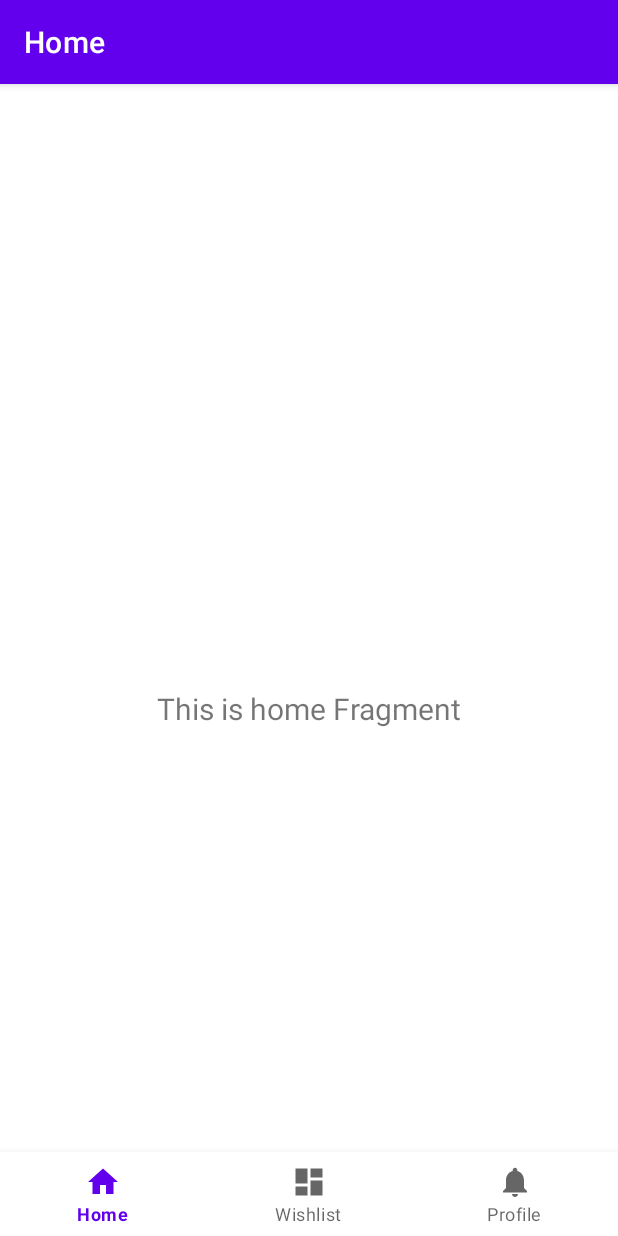
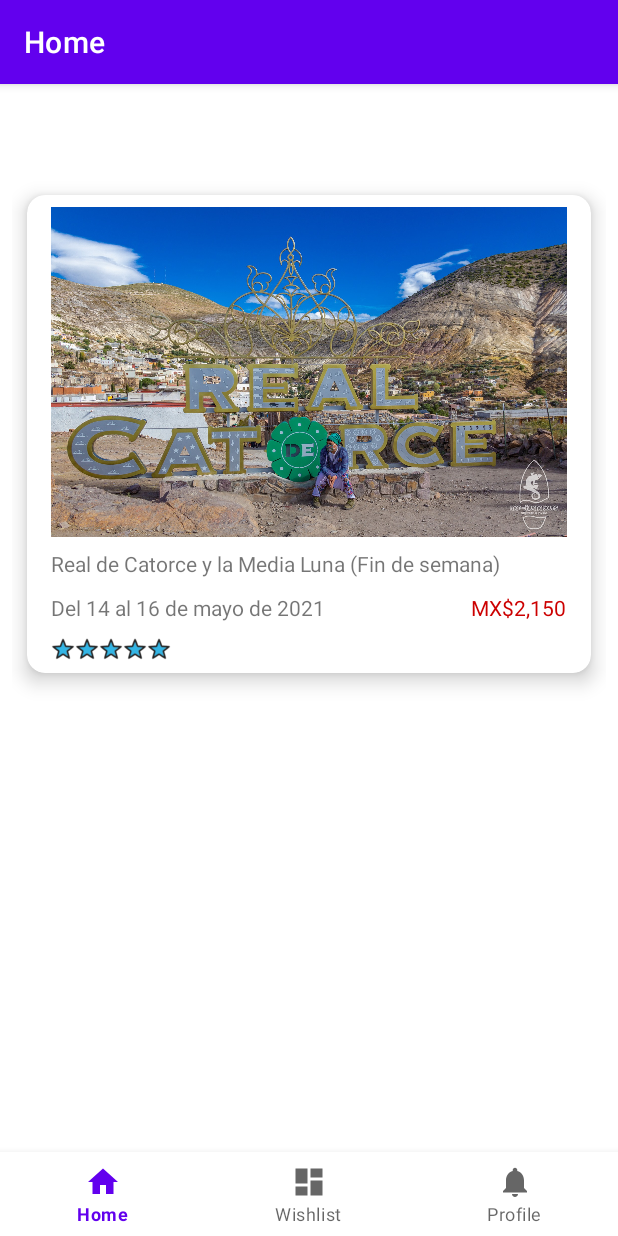
Before and after one commit to Edgar242/MarIguanApp, an Android app: the screen it shows after launch (MainActivity), on a phone screen of 412 x 824 dp. Run offline under Robolectric (Android 15) with nearby library versions, the phone set to English and light mode, and no system bars; our stand-ins replace navigation-ui.

Commit message:
Show tour example

```diff
--- a/app/src/main/java/com/mar_iguana/tours/adapters/TourAdapter.kt
+++ b/app/src/main/java/com/mar_iguana/tours/adapters/TourAdapter.kt
@@ -7,6 +7,8 @@ import androidx.recyclerview.widget.RecyclerView
 import com.mar_iguana.tours.R
 import com.mar_iguana.tours.databinding.TourItemBinding
 import com.mar_iguana.tours.models.Tour
+import java.text.NumberFormat
+import java.util.*
 
 class TourAdapter(val tours: ArrayList<Tour>) : RecyclerView.Adapter<TourAdapter.MyViewHolder>() {
     private lateinit var binding: TourItemBinding
@@ -27,7 +29,18 @@ class TourAdapter(val tours: ArrayList<Tour>) : RecyclerView.Adapter<TourAdapter
 
     inner class MyViewHolder(itemView: View) : RecyclerView.ViewHolder(itemView) {
         fun bindTour(tour: Tour, position: Int) {
-
+            binding.imageViewPortrait.setImageResource(tour.images[0])
+            binding.textViewTitle.text = tour.title
+            binding.textViewDates.text = tour.dates
+            binding.textViewPrice.text = formatPrice(tour.price)
+            binding.ratingBar.rating = tour.rating
         }
     }
+
+    fun formatPrice(number: Float) : String {
+        val format: NumberFormat = NumberFormat.getCurrencyInstance()
+        format.maximumFractionDigits = 0
+        format.currency = Currency.getInstance("MXN")
+        return format.format(number)
+    }
 }
--- a/app/src/main/java/com/mar_iguana/tours/models/Tour.kt
+++ b/app/src/main/java/com/mar_iguana/tours/models/Tour.kt
@@ -4,6 +4,7 @@ data class Tour(
     val id: Int,
     val title: String,
     val price: Float,
+    val dates: String,
     val rating: Float,
-//    val portraitImg: Int,
+    val images: List<Int>,
 )
--- a/app/src/main/java/com/mar_iguana/tours/ui/home/HomeFragment.kt
+++ b/app/src/main/java/com/mar_iguana/tours/ui/home/HomeFragment.kt
@@ -7,7 +7,12 @@ import android.view.ViewGroup
 import androidx.fragment.app.Fragment
 import androidx.lifecycle.Observer
 import androidx.lifecycle.ViewModelProvider
+import androidx.recyclerview.widget.RecyclerView
+import androidx.recyclerview.widget.StaggeredGridLayoutManager
+import com.mar_iguana.tours.R
+import com.mar_iguana.tours.adapters.TourAdapter
 import com.mar_iguana.tours.databinding.FragmentHomeBinding
+import com.mar_iguana.tours.models.Tour
 
 class HomeFragment : Fragment() {
 
@@ -15,21 +20,42 @@ class HomeFragment : Fragment() {
     // _binding property is only valid between onCreateView and onDestroyView.
     private var _binding: FragmentHomeBinding? = null
     private val binding get() = _binding!!
+    private lateinit var tourAdapter: TourAdapter
 
     override fun onCreateView(
             inflater: LayoutInflater,
             container: ViewGroup?,
             savedInstanceState: Bundle?
     ): View? {
-        homeViewModel =
-                ViewModelProvider(this).get(HomeViewModel::class.java)
         _binding = FragmentHomeBinding.inflate(inflater, container, false)
         val view = binding.root
 
+        homeViewModel =
+                ViewModelProvider(this).get(HomeViewModel::class.java)
         homeViewModel.text.observe(viewLifecycleOwner, Observer {
-            binding.textHome.text = it
+//            binding.textHome.text = it
         })
+
+        showTours()
         return view
+    }
+
+    private fun showTours() {
+        val products = arrayListOf<Tour>(
+            Tour(
+                100,
+                "Real de Catorce y la Media Luna (Fin de semana)",
+                2150F,
+                "Del 14 al 16 de mayo de 2021",
+                4.8F,
+                listOf<Int>(R.drawable.real_de_catorce),
+            ),
+        )
+
+        // Set adapter
+        binding.recyclerViewTours.adapter = TourAdapter(products)
+        val layoutManager = StaggeredGridLayoutManager(1, RecyclerView.VERTICAL)
+        binding.recyclerViewTours.layoutManager = layoutManager
     }
 
 
--- a/app/src/main/res/layout/fragment_home.xml
+++ b/app/src/main/res/layout/fragment_home.xml
@@ -6,17 +6,17 @@
     android:layout_height="match_parent"
     tools:context=".ui.home.HomeFragment">
 
-    <TextView
-        android:id="@+id/text_home"
+    <androidx.recyclerview.widget.RecyclerView
+        android:id="@+id/recyclerViewTours"
         android:layout_width="match_parent"
-        android:layout_height="wrap_content"
+        android:layout_height="match_parent"
         android:layout_marginStart="8dp"
         android:layout_marginTop="8dp"
         android:layout_marginEnd="8dp"
-        android:textAlignment="center"
-        android:textSize="20sp"
+        android:layout_marginBottom="8dp"
         app:layout_constraintBottom_toBottomOf="parent"
         app:layout_constraintEnd_toEndOf="parent"
         app:layout_constraintStart_toStartOf="parent"
         app:layout_constraintTop_toTopOf="parent" />
+
 </androidx.constraintlayout.widget.ConstraintLayout>
```
Also changed, not shown: app/src/main/res/drawable/real_de_catorce.jpg (added).
